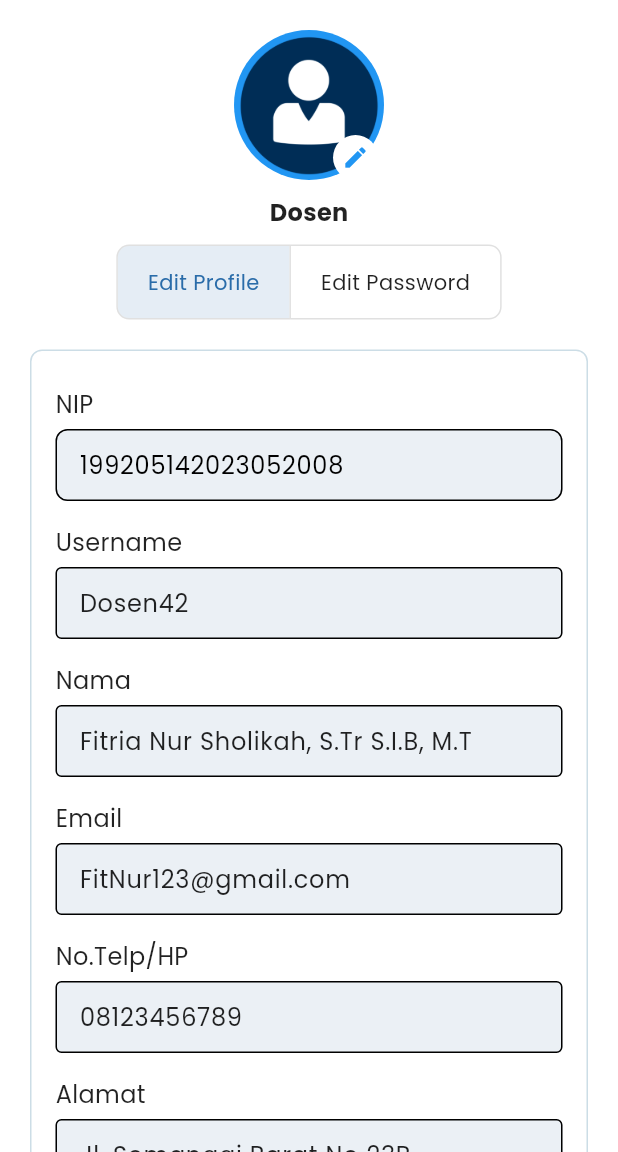
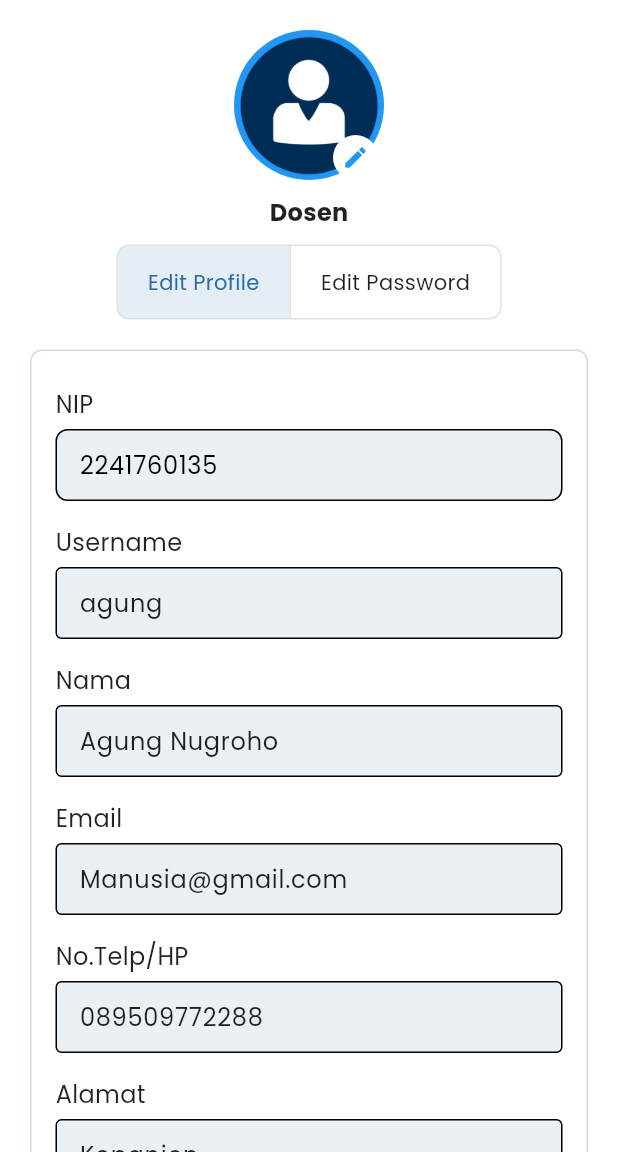
Before and after one commit to fitrianur2411/sipasti, a Flutter app: the ProfilePage screen opened directly with empty values, on a phone screen of 412 x 824 dp, the part 84-1236 px from its top. Run offline on Flutter 3.47's test engine with Material 3 defaults, Android fonts, the phone set to English and light mode, and no system bars; our stand-ins replace file_picker, google_fonts, image_picker, shared_preferences; missing offline and left inert: flutter_pdfview; accounts and stored records are empty.

Commit message:
Detail Profile Dosen

```diff
--- a/lib/Dosen/EditProfilepage.dart
+++ b/lib/Dosen/EditProfilepage.dart
@@ -12,19 +12,19 @@ class ProfilePage extends StatefulWidget {
 }
 
 class _ProfilePageState extends State<ProfilePage> {
-  final TextEditingController _nipController = TextEditingController(text: "199205142023052008");
-  final TextEditingController _usernameController = TextEditingController(text: "Dosen42");
-  final TextEditingController _nameController = TextEditingController(text: "Fitria Nur Sholikah, S.Tr S.I.B, M.T");
-  final TextEditingController _addressController = TextEditingController(text: "Jl. Semanggi Barat No 23B");
-  final TextEditingController _emailController = TextEditingController(text: "FitNur123@gmail.com");
-  final TextEditingController _phoneController = TextEditingController(text: "08123456789");
+  final TextEditingController _nipController = TextEditingController(text: "2241760135");
+  final TextEditingController _usernameController = TextEditingController(text: "agung");
+  final TextEditingController _nameController = TextEditingController(text: "Agung Nugroho");
+  final TextEditingController _addressController = TextEditingController(text: "Kepanjen");
+  final TextEditingController _emailController = TextEditingController(text: "Manusia@gmail.com");
+  final TextEditingController _phoneController = TextEditingController(text: "089509772288");
   final TextEditingController _oldPasswordController = TextEditingController();
   final TextEditingController _newPasswordController = TextEditingController();
   final TextEditingController _confirmPasswordController = TextEditingController();
 
   bool isEditProfileSelected = true;
   File? _profileImage;
-  int _selectedIndex = 3; // Default to Profile page
+  int _selectedIndex = 3;
 
   // Function to pick an image from gallery
   Future<void> _pickImage() async {
```
Also changed, not shown: lib/Dosen/Profil.dart (+36 -41 lines).
